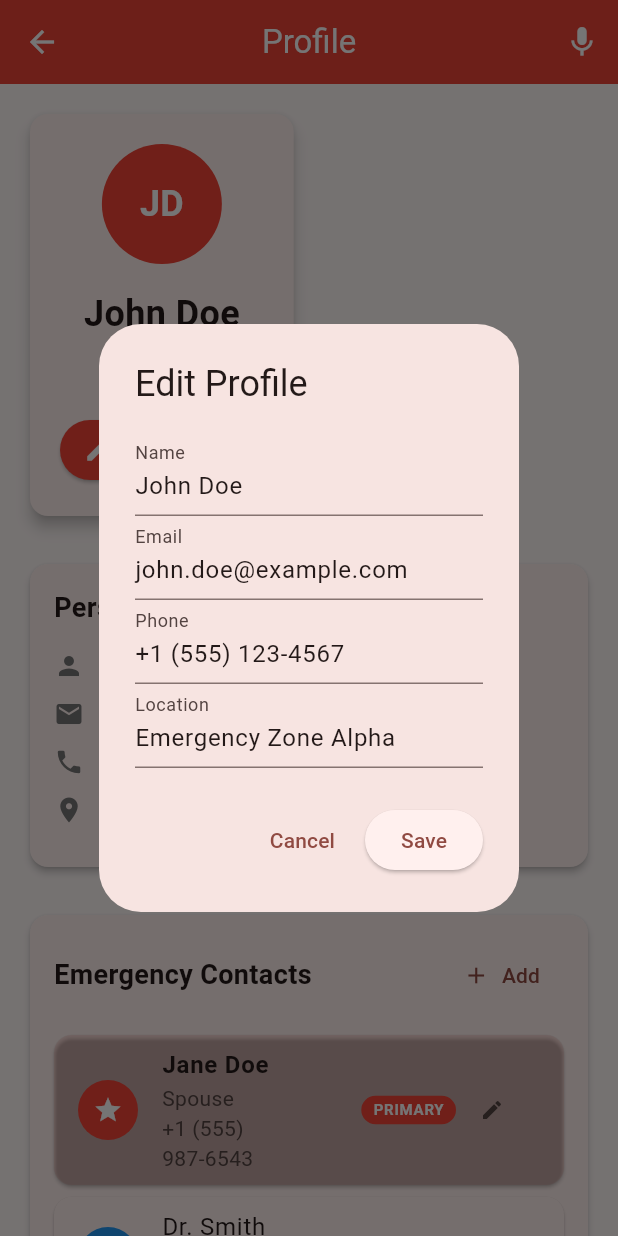
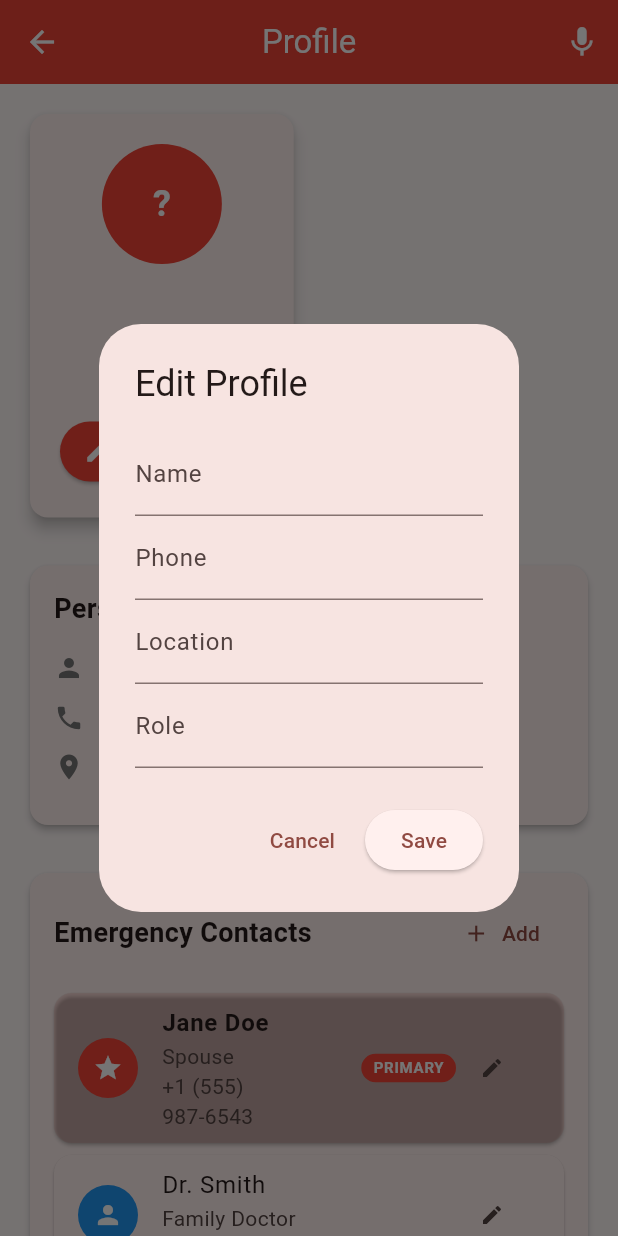
Before and after one commit to ahmed-lotfy-abousalem/Beacon-App, a Flutter app: the ProfilePage screen opened directly, after a tap on "Edit Profile", on a phone screen of 412 x 824 dp. Run offline on Flutter 3.47's test engine with Material 3 defaults, Android fonts, the phone set to English and light mode, and no system bars; our stand-ins replace flutter_secure_storage, sqflite_sqlcipher; accounts and stored records are empty.

Commit message:
profile page updated after using database

```diff
--- a/project/beacon/lib/pages/profile_page.dart
+++ b/project/beacon/lib/pages/profile_page.dart
@@ -1,4 +1,8 @@
 import 'package:flutter/material.dart';
+import 'package:provider/provider.dart';
+
+import '../data/models.dart';
+import '../providers/beacon_provider.dart';
 
 /// Profile Page - User profile management and emergency contact setup
 /// Allows users to view and edit their profile information and emergency contacts
@@ -10,13 +14,6 @@ class ProfilePage extends StatefulWidget {
 }
 
 class _ProfilePageState extends State<ProfilePage> {
-  // Mock user data
-  final String _userName = 'John Doe';
-  final String _userEmail = 'john.doe@example.com';
-  final String _userPhone = '+1 (555) 123-4567';
-  final String _userLocation = 'Emergency Zone Alpha';
-  final String _userRole = 'Civilian';
-
   // Mock emergency contacts
   final List<EmergencyContact> _emergencyContacts = [
     EmergencyContact(
@@ -41,6 +38,13 @@ class _ProfilePageState extends State<ProfilePage> {
 
   @override
   Widget build(BuildContext context) {
+    final beaconProvider = context.watch<BeaconProvider>();
+    final profile = beaconProvider.userProfile;
+    final userName = profile?.name ?? 'Unknown Operator';
+    final userPhone = profile?.phone ?? 'Not set';
+    final userLocation = profile?.location ?? 'Not set';
+    final userRole = profile?.role ?? 'Civilian';
+
     return Scaffold(
       // App bar with profile title and voice command button
       appBar: AppBar(
@@ -63,11 +67,19 @@ class _ProfilePageState extends State<ProfilePage> {
           crossAxisAlignment: CrossAxisAlignment.start,
           children: [
             // Profile header section
-            _buildProfileHeader(),
+            _buildProfileHeader(
+              name: userName,
+              role: userRole,
+              onEdit: () => _editProfile(profile),
+            ),
             const SizedBox(height: 24),
 
             // Personal information section
-            _buildPersonalInfoSection(),
+            _buildPersonalInfoSection(
+              name: userName,
+              phone: userPhone,
+              location: userLocation,
+            ),
             const SizedBox(height: 24),
 
             // Emergency contacts section
@@ -87,7 +99,11 @@ class _ProfilePageState extends State<ProfilePage> {
   }
 
   /// Builds the profile header with user avatar and basic info
-  Widget _buildProfileHeader() {
+  Widget _buildProfileHeader({
+    required String name,
+    required String role,
+    required VoidCallback onEdit,
+  }) {
     return Card(
       elevation: 4,
       child: Padding(
@@ -99,7 +115,12 @@ class _ProfilePageState extends State<ProfilePage> {
               radius: 40,
               backgroundColor: Colors.red,
               child: Text(
-                _userName.split(' ').map((name) => name[0]).join(''),
+                name.isEmpty
+                    ? '?'
+                    : name
+                          .split(' ')
+                          .map((part) => part.isNotEmpty ? part[0] : '')
+                          .join(),
                 style: const TextStyle(
                   fontSize: 24,
                   fontWeight: FontWeight.bold,
@@ -111,23 +132,20 @@ class _ProfilePageState extends State<ProfilePage> {
 
             // User name and role
             Text(
-              _userName,
-              style: const TextStyle(
-                fontSize: 24,
-                fontWeight: FontWeight.bold,
-              ),
+              name,
+              style: const TextStyle(fontSize: 24, fontWeight: FontWeight.bold),
             ),
             const SizedBox(height: 4),
 
             Container(
               padding: const EdgeInsets.symmetric(horizontal: 12, vertical: 4),
               decoration: BoxDecoration(
-                color: Colors.red.withOpacity(0.1),
+                color: Colors.red.withValues(alpha: 0.1),
                 borderRadius: BorderRadius.circular(12),
-                border: Border.all(color: Colors.red.withOpacity(0.3)),
+                border: Border.all(color: Colors.red.withValues(alpha: 0.3)),
               ),
               child: Text(
-                _userRole,
+                role,
                 style: const TextStyle(
                   color: Colors.red,
                   fontWeight: FontWeight.w500,
@@ -138,7 +156,7 @@ class _ProfilePageState extends State<ProfilePage> {
 
             // Edit profile button
             ElevatedButton.icon(
-              onPressed: _editProfile,
+              onPressed: onEdit,
               icon: const Icon(Icons.edit),
               label: const Text('Edit Profile'),
               style: ElevatedButton.styleFrom(
@@ -153,7 +171,11 @@ class _ProfilePageState extends State<ProfilePage> {
   }
 
   /// Builds the personal information section
-  Widget _buildPersonalInfoSection() {
+  Widget _buildPersonalInfoSection({
+    required String name,
+    required String phone,
+    required String location,
+  }) {
     return Card(
       elevation: 2,
       child: Padding(
@@ -163,17 +185,13 @@ class _ProfilePageState extends State<ProfilePage> {
           children: [
             const Text(
               'Personal Information',
-              style: TextStyle(
-                fontSize: 18,
-                fontWeight: FontWeight.bold,
-              ),
+              style: TextStyle(fontSize: 18, fontWeight: FontWeight.bold),
             ),
             const SizedBox(height: 16),
 
-            _buildInfoRow(Icons.person, 'Name', _userName),
-            _buildInfoRow(Icons.email, 'Email', _userEmail),
-            _buildInfoRow(Icons.phone, 'Phone', _userPhone),
-            _buildInfoRow(Icons.location_on, 'Location', _userLocation),
+            _buildInfoRow(Icons.person, 'Name', name),
+            _buildInfoRow(Icons.phone, 'Phone', phone),
+            _buildInfoRow(Icons.location_on, 'Location', location),
           ],
         ),
       ),
@@ -194,10 +212,7 @@ class _ProfilePageState extends State<ProfilePage> {
               children: [
                 const Text(
                   'Emergency Contacts',
-                  style: TextStyle(
-                    fontSize: 18,
-                    fontWeight: FontWeight.bold,
-                  ),
+                  style: TextStyle(fontSize: 18, fontWeight: FontWeight.bold),
                 ),
                 TextButton.icon(
                   onPressed: _addEmergencyContact,
@@ -227,10 +242,7 @@ class _ProfilePageState extends State<ProfilePage> {
           children: [
             const Text(
               'Emergency Settings',
-              style: TextStyle(
-                fontSize: 18,
-                fontWeight: FontWeight.bold,
-              ),
+              style: TextStyle(fontSize: 18, fontWeight: FontWeight.bold),
             ),
             const SizedBox(height: 16),
 
@@ -244,11 +256,7 @@ class _ProfilePageState extends State<ProfilePage> {
               true,
               Icons.notifications,
             ),
-            _buildSettingSwitch(
-              'Enable voice commands',
-              false,
-              Icons.mic,
-            ),
+            _buildSettingSwitch('Enable voice commands', false, Icons.mic),
             _buildSettingSwitch(
               'Share medical information with responders',
               false,
@@ -271,10 +279,7 @@ class _ProfilePageState extends State<ProfilePage> {
           children: [
             const Text(
               'App Settings',
-              style: TextStyle(
-                fontSize: 18,
-                fontWeight: FontWeight.bold,
-              ),
+              style: TextStyle(fontSize: 18, fontWeight: FontWeight.bold),
             ),
             const SizedBox(height: 16),
 
@@ -320,15 +325,9 @@ class _ProfilePageState extends State<ProfilePage> {
         children: [
           Icon(icon, color: Colors.grey[600], size: 20),
           const SizedBox(width: 12),
-          Text(
-            '$label: ',
-            style: const TextStyle(fontWeight: FontWeight.w500),
-          ),
+          Text('$label: ', style: const TextStyle(fontWeight: FontWeight.w500)),
           Expanded(
-            child: Text(
-              value,
-              style: const TextStyle(color: Colors.grey),
-            ),
+            child: Text(value, style: const TextStyle(color: Colors.grey)),
           ),
         ],
       ),
@@ -339,7 +338,7 @@ class _ProfilePageState extends State<ProfilePage> {
   Widget _buildContactCard(EmergencyContact contact) {
     return Card(
       margin: const EdgeInsets.only(bottom: 8),
-      color: contact.isPrimary ? Colors.red.withOpacity(0.1) : null,
+      color: contact.isPrimary ? Colors.red.withValues(alpha: 0.1) : null,
       child: ListTile(
         leading: CircleAvatar(
           backgroundColor: contact.isPrimary ? Colors.red : Colors.blue,
@@ -357,10 +356,7 @@ class _ProfilePageState extends State<ProfilePage> {
         ),
         subtitle: Column(
           crossAxisAlignment: CrossAxisAlignment.start,
-          children: [
-            Text(contact.relationship),
-            Text(contact.phone),
-          ],
+          children: [Text(contact.relationship), Text(contact.phone)],
         ),
         trailing: Row(
           mainAxisSize: MainAxisSize.min,
@@ -410,7 +406,24 @@ class _ProfilePageState extends State<ProfilePage> {
   }
 
   /// Shows edit profile dialog
-  void _editProfile() {
+  void _editProfile(UserProfile? profile) {
+    final baseProfile =
+        profile ??
+        UserProfile(
+          name: '',
+          role: 'Civilian',
+          phone: '',
+          location: '',
+          updatedAt: DateTime.now(),
+        );
+
+    final nameController = TextEditingController(text: baseProfile.name);
+    final roleController = TextEditingController(text: baseProfile.role);
+    final phoneController = TextEditingController(text: baseProfile.phone);
+    final locationController = TextEditingController(
+      text: baseProfile.location,
+    );
+
     showDialog(
       context: context,
       builder: (context) => AlertDialog(
@@ -420,19 +433,19 @@ class _ProfilePageState extends State<ProfilePage> {
           children: [
             TextField(
               decoration: const InputDecoration(labelText: 'Name'),
-              controller: TextEditingController(text: _userName),
-            ),
-            TextField(
-              decoration: const InputDecoration(labelText: 'Email'),
-              controller: TextEditingController(text: _userEmail),
+              controller: nameController,
             ),
             TextField(
               decoration: const InputDecoration(labelText: 'Phone'),
-              controller: TextEditingController(text: _userPhone),
+              controller: phoneController,
             ),
             TextField(
               decoration: const InputDecoration(labelText: 'Location'),
-              controller: TextEditingController(text: _userLocation),
+              controller: locationController,
+            ),
+            TextField(
+              decoration: const InputDecoration(labelText: 'Role'),
+              controller: roleController,
             ),
           ],
         ),
@@ -444,6 +457,14 @@ class _ProfilePageState extends State<ProfilePage> {
           ElevatedButton(
             onPressed: () {
               Navigator.pop(context);
+              final updatedProfile = baseProfile.copyWith(
+                name: nameController.text,
+                role: roleController.text,
+                phone: phoneController.text,
+                location: locationController.text,
+                updatedAt: DateTime.now(),
+              );
+              context.read<BeaconProvider>().saveProfile(updatedProfile);
               _showSuccessMessage('Profile updated successfully!');
             },
             child: const Text('Save'),
@@ -462,9 +483,7 @@ class _ProfilePageState extends State<ProfilePage> {
         content: Column(
           mainAxisSize: MainAxisSize.min,
           children: [
-            TextField(
-              decoration: const InputDecoration(labelText: 'Name'),
-            ),
+            TextField(decoration: const InputDecoration(labelText: 'Name')),
             TextField(
               decoration: const InputDecoration(labelText: 'Relationship'),
             ),
@@ -555,19 +574,31 @@ class _ProfilePageState extends State<ProfilePage> {
 
   /// Shows various settings dialogs (placeholder implementations)
   void _showNotificationSettings() {
-    _showPlaceholderDialog('Notification Settings', 'Manage your notification preferences here.');
+    _showPlaceholderDialog(
+      'Notification Settings',
+      'Manage your notification preferences here.',
+    );
   }
 
   void _showPrivacySettings() {
-    _showPlaceholderDialog('Privacy & Security', 'Manage your privacy and security settings here.');
+    _showPlaceholderDialog(
+      'Privacy & Security',
+      'Manage your privacy and security settings here.',
+    );
   }
 
   void _showHelpSupport() {
-    _showPlaceholderDialog('Help & Support', 'Get help and contact support here.');
+    _showPlaceholderDialog(
+      'Help & Support',
+      'Get help and contact support here.',
+    );
   }
 
   void _showAboutApp() {
-    _showPlaceholderDialog('About BEACON', 'BEACON v1.0.0\nDisaster Response Communication App');
+    _showPlaceholderDialog(
+      'About BEACON',
+      'BEACON v1.0.0\nDisaster Response Communication App',
+    );
   }
 
   /// Shows a placeholder dialog for settings
```
